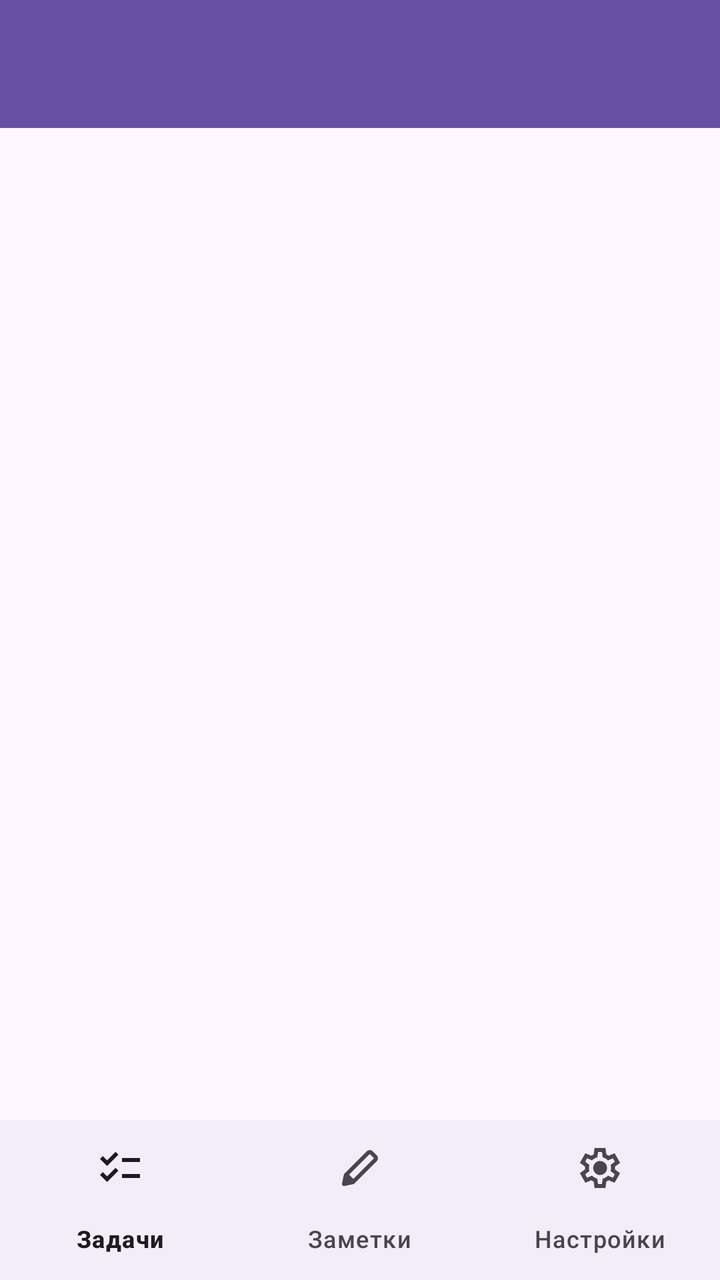
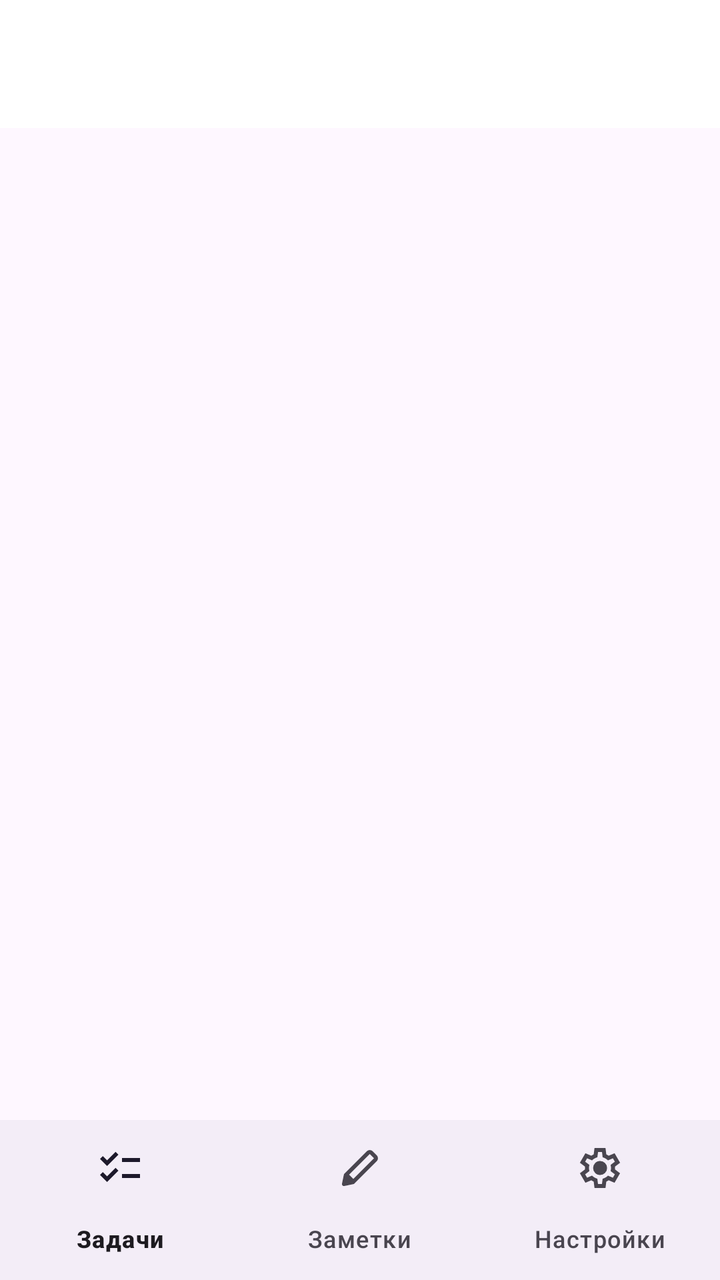

An Android layout rendered at two revisions. The XML below is the earlier revision; the diff shows what the commit changed to produce the second picture.
<!-- AndroidManifest.xml: application theme Theme.Todooshka -->
<!-- res/layout/activity_main.xml -->
<?xml version="1.0" encoding="utf-8"?>
<androidx.constraintlayout.widget.ConstraintLayout xmlns:android="http://schemas.android.com/apk/res/android"
    xmlns:app="http://schemas.android.com/apk/res-auto"
    xmlns:tools="http://schemas.android.com/tools"
    android:id="@+id/main"
    android:layout_width="match_parent"
    android:layout_height="match_parent"
    tools:context=".presentation.screen.main_screen_container.MainActivity">

    <androidx.appcompat.widget.Toolbar
        android:id="@+id/main_toolbar"
        android:layout_width="0dp"
        android:layout_height="?attr/actionBarSize"
        android:background="?attr/colorPrimary"
        android:elevation="4dp"
        android:theme="@style/ThemeOverlay.AppCompat.ActionBar"
        app:layout_constraintEnd_toEndOf="parent"
        app:layout_constraintStart_toStartOf="parent"
        app:layout_constraintTop_toTopOf="parent"
        app:popupTheme="@style/ThemeOverlay.AppCompat.Light" />

    <androidx.viewpager2.widget.ViewPager2
        android:id="@+id/main_view_pager"
        android:layout_width="0dp"
        android:layout_height="0dp"
        app:layout_constraintBottom_toTopOf="@+id/main_bottom_navigation"
        app:layout_constraintEnd_toEndOf="parent"
        app:layout_constraintStart_toStartOf="parent"
        app:layout_constraintTop_toBottomOf="@+id/main_toolbar" />

    <com.google.android.material.bottomnavigation.BottomNavigationView
        android:id="@+id/main_bottom_navigation"
        android:layout_width="match_parent"
        android:layout_height="wrap_content"
        app:layout_constraintBottom_toBottomOf="parent"
        app:layout_constraintEnd_toEndOf="parent"
        app:layout_constraintStart_toStartOf="parent"
        app:menu="@menu/bottom_navigation_menu" />

</androidx.constraintlayout.widget.ConstraintLayout>
<!-- resources referenced by this layout -->
<resources>
  <style name="Theme.Todooshka" parent="Base.Theme.Todooshka" />
  <style name="Base.Theme.Todooshka" parent="Theme.Material3.DayNight.NoActionBar">
          
          
      </style>
</resources>

<!-- the commit's change to res/layout/activity_main.xml (unified diff, before → after) -->
@@ -11,8 +11,8 @@
         android:id="@+id/main_toolbar"
         android:layout_width="0dp"
         android:layout_height="?attr/actionBarSize"
-        android:background="?attr/colorPrimary"
         android:elevation="4dp"
+        android:background="@color/white"
         android:theme="@style/ThemeOverlay.AppCompat.ActionBar"
         app:layout_constraintEnd_toEndOf="parent"
         app:layout_constraintStart_toStartOf="parent"
<!-- resource entries referenced after the edit -->
@@ -1,5 +1,6 @@
 <!-- resources referenced by this layout -->
 <resources>
+  <color name="white">#FFFFFFFF</color>
   <style name="Theme.Todooshka" parent="Base.Theme.Todooshka" />
   <style name="Base.Theme.Todooshka" parent="Theme.Material3.DayNight.NoActionBar">
           
